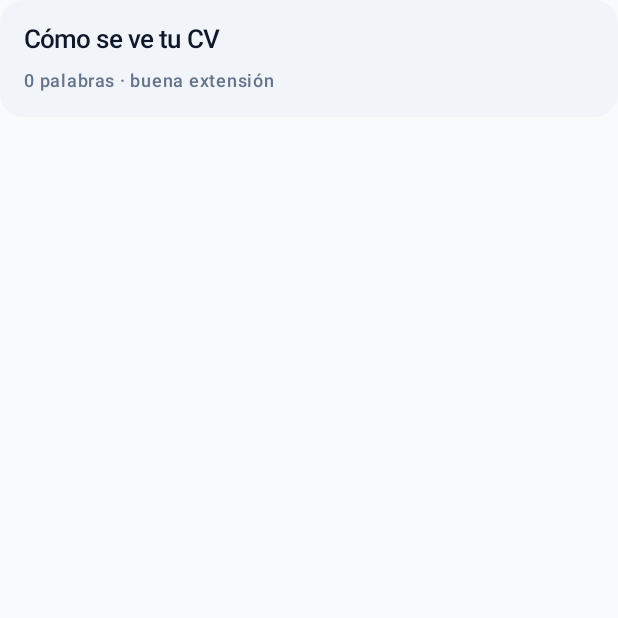
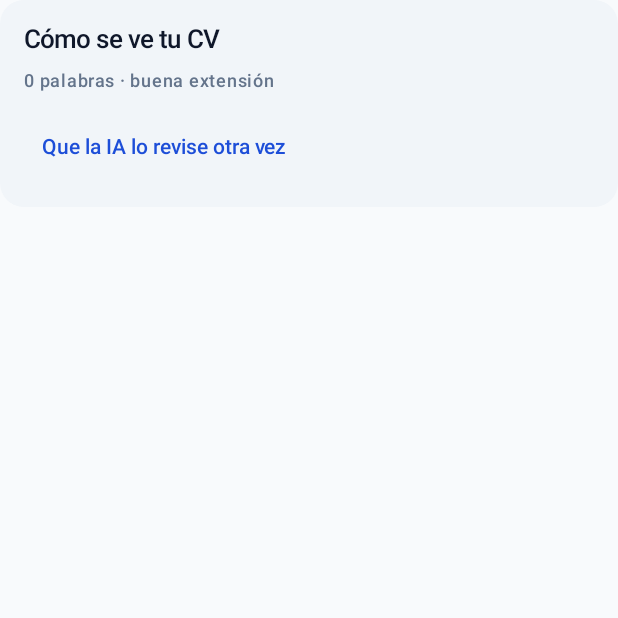
Before and after one commit to angeluzt/Mi-primer-empleo, an Android app built with Jetpack Compose: the composable TarjetaRevision shown on its own in the app's theme, on a phone screen of 412 x 824 dp, the top half of it. Run offline under Robolectric (Android 15) with nearby library versions, the phone set to English and light mode, and no system bars.

Commit message:
No gastar tokens revisando el CV cada vez que se abre la pantalla
Al recuperar un CV guardado se llamaba a la IA para revisarlo. Entrar y salir de
la pantalla tres veces eran tres llamadas que nadie pidió, detrás de una función
de paga. Ahora al volver se muestra la revisión local, que es gratis, instantánea
y no miente; la IA revisa al generar y cuando la persona toca "Que la IA lo
revise otra vez", que es justo lo que hace falta después de agregarle cosas.

Co-Authored-By: Claude Opus 5 <noreply@anthropic.com>
Claude-Session: https://claude.ai/code/session_01BEYqfCcrP1mizfFuwVsZxh

```diff
--- a/app/src/main/java/com/angeluzt/miprimerempleo/ui/CvViewModel.kt
+++ b/app/src/main/java/com/angeluzt/miprimerempleo/ui/CvViewModel.kt
@@ -102,10 +102,12 @@ class CvViewModel(app: Application) : AndroidViewModel(app) {
                 respuestas = respuestas,
                 campo = pendiente,
                 cv = cv,
+                // Al volver a la pantalla se muestra la revisión local, que es gratis.
+                // Llamar a la IA en cada entrada gastaría tokens sin que nadie lo pida.
+                revision = cv?.let { par -> DiagnosticoLocal.revision(par.es) },
                 turnos = reconstruirTurnos(respuestas, pendiente, cv != null),
             )
         }
-        if (cv != null) evaluar()
     }
 
     /** Rearma la conversación desde las respuestas guardadas, para no aparecer en blanco. */
--- a/app/src/main/java/com/angeluzt/miprimerempleo/ui/screens/PantallaCv.kt
+++ b/app/src/main/java/com/angeluzt/miprimerempleo/ui/screens/PantallaCv.kt
@@ -298,6 +298,7 @@ fun PantallaCv(
                         revision = revision,
                         revisando = cv.revisando,
                         onVolverA = { vm.volverA(it) },
+                        onRevisarConIa = { vm.evaluar() },
                     )
                 }
             }
@@ -446,6 +447,7 @@ private fun TarjetaRevision(
     revision: RevisionCv,
     revisando: Boolean,
     onVolverA: (String) -> Unit,
+    onRevisarConIa: () -> Unit,
 ) {
     Card(
         modifier = Modifier.fillMaxWidth(),
@@ -555,6 +557,11 @@ private fun TarjetaRevision(
                     )
                 }
             }
+
+            Spacer(Modifier.height(12.dp))
+            TextButton(onClick = onRevisarConIa, enabled = !revisando) {
+                Text(if (revisando) "Revisando…" else "Que la IA lo revise otra vez")
+            }
         }
     }
 }
```
